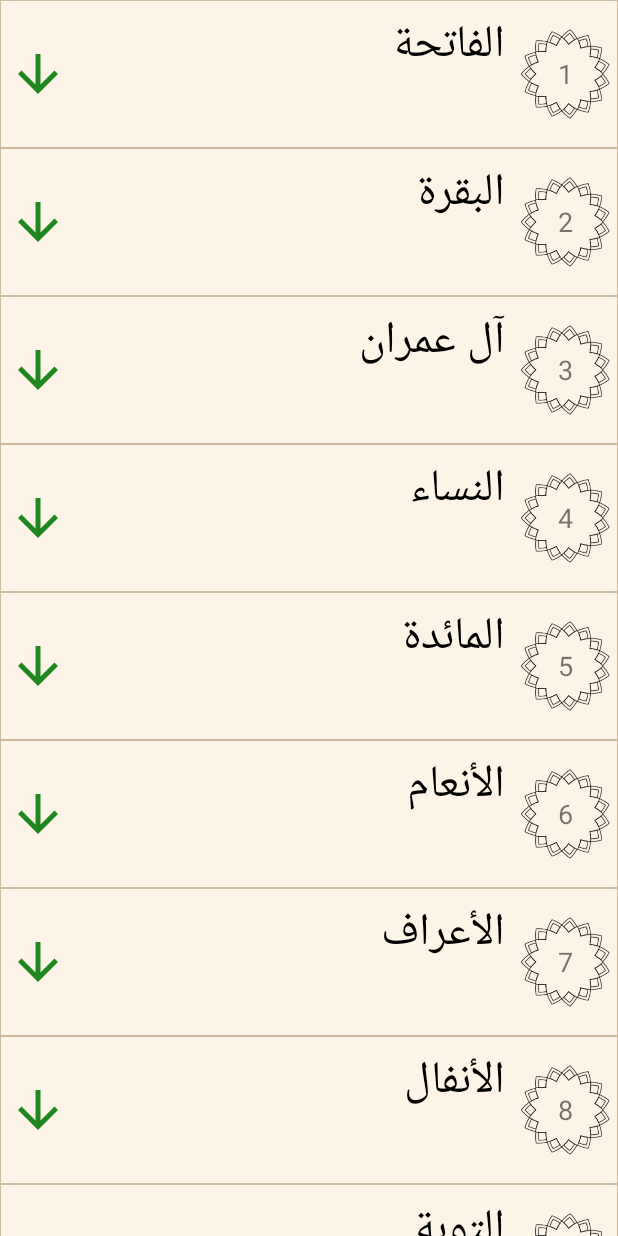
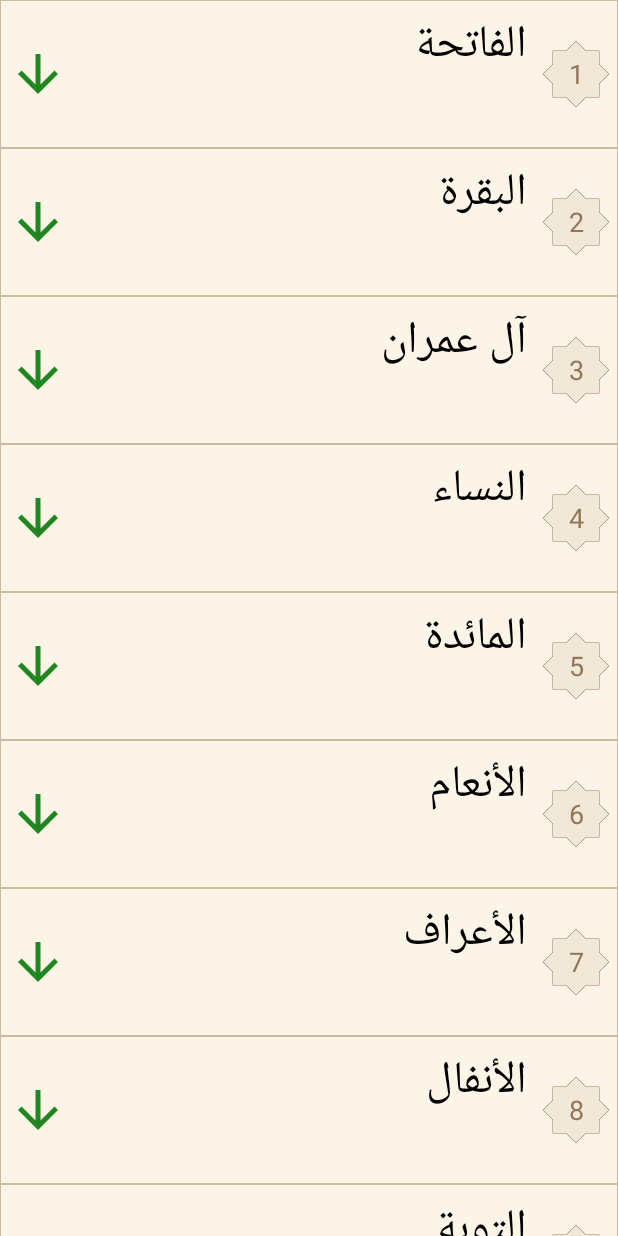
Before and after one commit to merraoui7/recipio, an Android app: the screen it shows after launch (MainActivity), on a phone screen of 412 x 824 dp. Run offline under Robolectric (Android 15) with nearby library versions, the phone set to English and light mode, and no system bars.

Commit message:
UI enhancement

```diff
--- a/app/src/main/res/layout/ayalistitem.xml
+++ b/app/src/main/res/layout/ayalistitem.xml
@@ -35,14 +35,15 @@
 
         <TextView
             android:id="@+id/surahidlist"
-            android:layout_width="60dp"
-            android:layout_height="60dp"
+            android:layout_width="45dp"
+            android:layout_height="45dp"
             android:layout_alignParentEnd="true"
             android:layout_alignParentRight="true"
             android:background="@drawable/decor"
             android:layout_centerVertical="true"
             android:gravity="center"
             android:text="20"
+            android:textColor="#92755a"
             android:textSize="18sp" />
     </RelativeLayout>
 
--- a/app/src/main/res/values/colors.xml
+++ b/app/src/main/res/values/colors.xml
@@ -4,4 +4,5 @@
     <color name="colorPrimaryDark">#cdbba1</color>
     <color name="colorAccent">#208720</color>
     <color name="colorText">#000000</color>
+    <color name="colorLight">#f2e8d8</color>
 </resources>
```
Also changed, not shown: app/src/main/res/drawable/decor.png.
